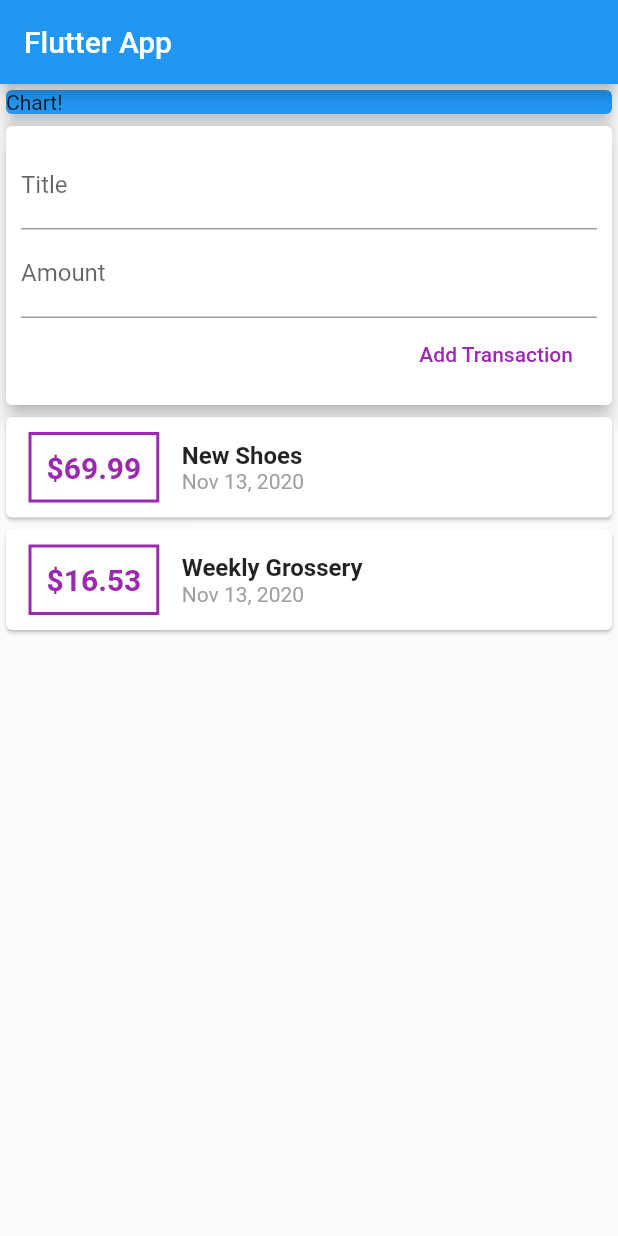
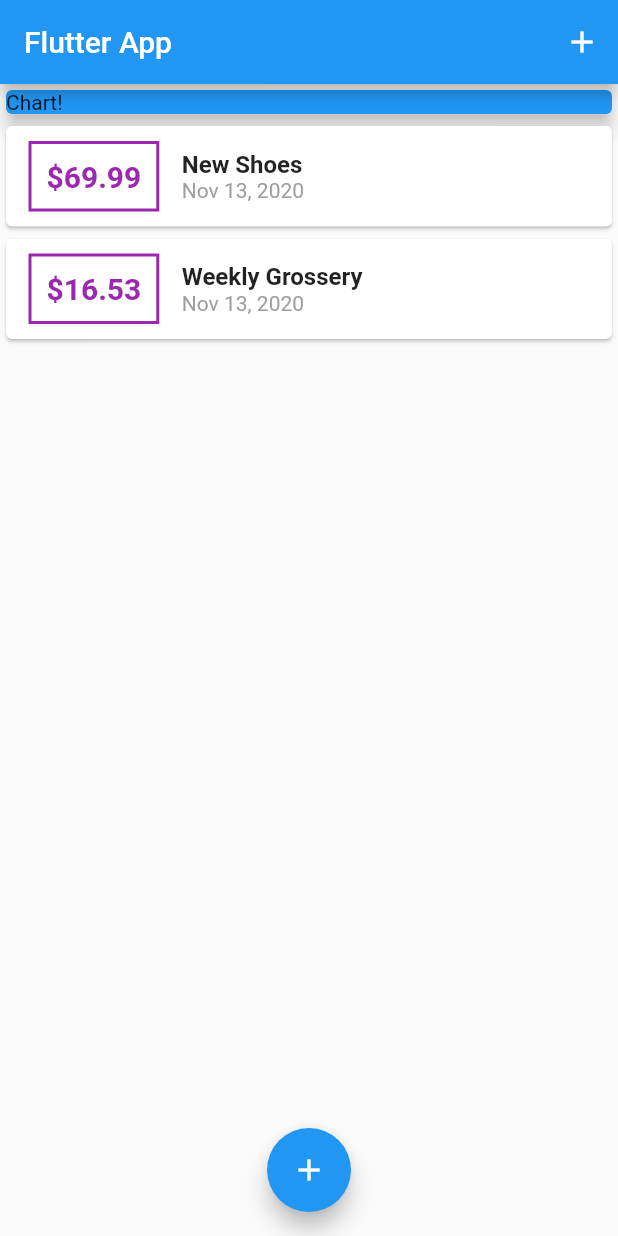
Before and after one commit to hrishabh-22/Flutter-Expense-Planner, a Flutter app: the screen it shows after launch, on a phone screen of 412 x 824 dp. Run offline on Flutter 3.47's test engine with Material 2 defaults, Android fonts, the phone set to English and light mode, and no system bars.

Commit message:
Model View added

```diff
--- a/lib/main.dart
+++ b/lib/main.dart
@@ -1,5 +1,7 @@
 import 'package:flutter/material.dart';
-import './widgets/user_transaction.dart';
+import './widgets/new_transaction.dart';
+import './widgets/transaction_list.dart';
+import './models/transaction.dart';
 
 void main() => runApp(MyApp());
 
@@ -14,14 +16,55 @@ class MyApp extends StatelessWidget {
   }
 }
 
-class MyHomePage extends StatelessWidget {
-  final titleController = TextEditingController();
-  final amountController = TextEditingController();
+class MyHomePage extends StatefulWidget {
+  @override
+  _MyHomePageState createState() => _MyHomePageState();
+}
+
+class _MyHomePageState extends State<MyHomePage> {
+  final List<Transaction> _userTransactions = [
+    Transaction(
+        id: 't1', title: 'New Shoes', amount: 69.99, date: DateTime.now()),
+    Transaction(
+        id: 't2',
+        title: 'Weekly Grossery',
+        amount: 16.53,
+        date: DateTime.now()),
+  ];
+
+  void _addNewTransction(String txTitle, double txAmount) {
+    final newTX = Transaction(
+        amount: txAmount,
+        title: txTitle,
+        id: DateTime.now().toString(),
+        date: DateTime.now());
+
+    setState(() {
+      _userTransactions.add(newTX);
+    });
+  }
+
+  void _startAddNewTransaction(BuildContext ctx) {
+    showModalBottomSheet(
+        context: ctx,
+        builder: (bCtx) {
+          return GestureDetector(
+            onTap: () {},
+            child: NewTransaction(_addNewTransction),
+            behavior: HitTestBehavior.opaque,
+          );
+        });
+  }
 
   @override
   Widget build(BuildContext context) {
     return Scaffold(
       appBar: AppBar(
+        actions: [
+          IconButton(
+              icon: Icon(Icons.add),
+              onPressed: () => _startAddNewTransaction(context))
+        ],
         title: Text('Flutter App'),
       ),
       body: SingleChildScrollView(
@@ -37,9 +80,14 @@ class MyHomePage extends StatelessWidget {
                 elevation: 5,
               ),
             ),
-            UserTransaction(),
+            TransactionList(_userTransactions),
           ],
         ),
+      ),
+      floatingActionButtonLocation: FloatingActionButtonLocation.centerFloat,
+      floatingActionButton: FloatingActionButton(
+        child: Icon(Icons.add),
+        onPressed: () => _startAddNewTransaction(context),
       ),
     );
   }
--- a/lib/widgets/user_transaction.dart
+++ /dev/null
@@ -1,44 +0,0 @@
-import 'package:flutter/material.dart';
-import 'package:flutter_expense_tracker/models/transaction.dart';
-import './new_transaction.dart';
-import './transaction_list.dart';
-import '../models/transaction.dart';
-
-class UserTransaction extends StatefulWidget {
-  @override
-  _UserTransactionState createState() => _UserTransactionState();
-}
-
-class _UserTransactionState extends State<UserTransaction> {
-  final List<Transaction> _userTransactions = [
-    Transaction(
-        id: 't1', title: 'New Shoes', amount: 69.99, date: DateTime.now()),
-    Transaction(
-        id: 't2',
-        title: 'Weekly Grossery',
-        amount: 16.53,
-        date: DateTime.now()),
-  ];
-
-  void _addNewTransction(String txTitle, double txAmount) {
-    final newTX = Transaction(
-        amount: txAmount,
-        title: txTitle,
-        id: DateTime.now().toString(),
-        date: DateTime.now());
-
-    setState(() {
-      _userTransactions.add(newTX);
-    });
-  }
-
-  @override
-  Widget build(BuildContext context) {
-    return Column(
-      children: <Widget>[
-        NewTransaction(_addNewTransction),
-        TransactionList(_userTransactions),
-      ],
-    );
-  }
-}
```
